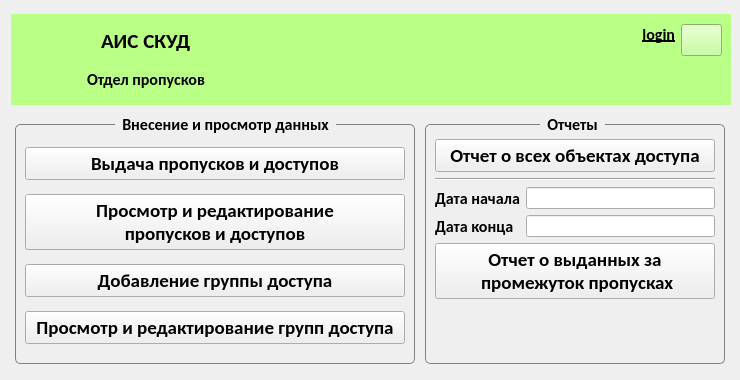
MK-IBM-WWS/ACMS, file app/acms/pdwindow.ui: the form before one commit.
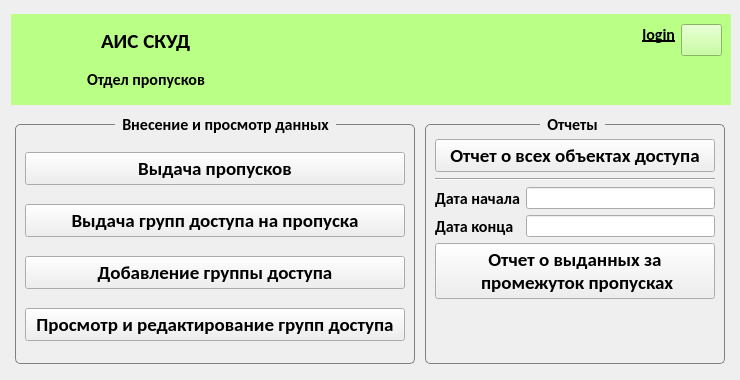
The form after the commit. Icons and pictures are not drawn.

What changed in the file:
```diff
--- a/app/acms/pdwindow.ui
+++ b/app/acms/pdwindow.ui
@@ -247,7 +247,7 @@
            </font>
           </property>
           <property name="text">
-           <string>Выдача пропусков и доступов</string>
+           <string>Выдача пропусков</string>
           </property>
          </widget>
         </item>
@@ -261,8 +261,7 @@
            </font>
           </property>
           <property name="text">
-           <string>Просмотр и редактирование
-пропусков и доступов</string>
+           <string>Выдача групп доступа на пропуска</string>
           </property>
          </widget>
         </item>
```
Left out of the diff: 16 changed lines with no effect on the pictures.
